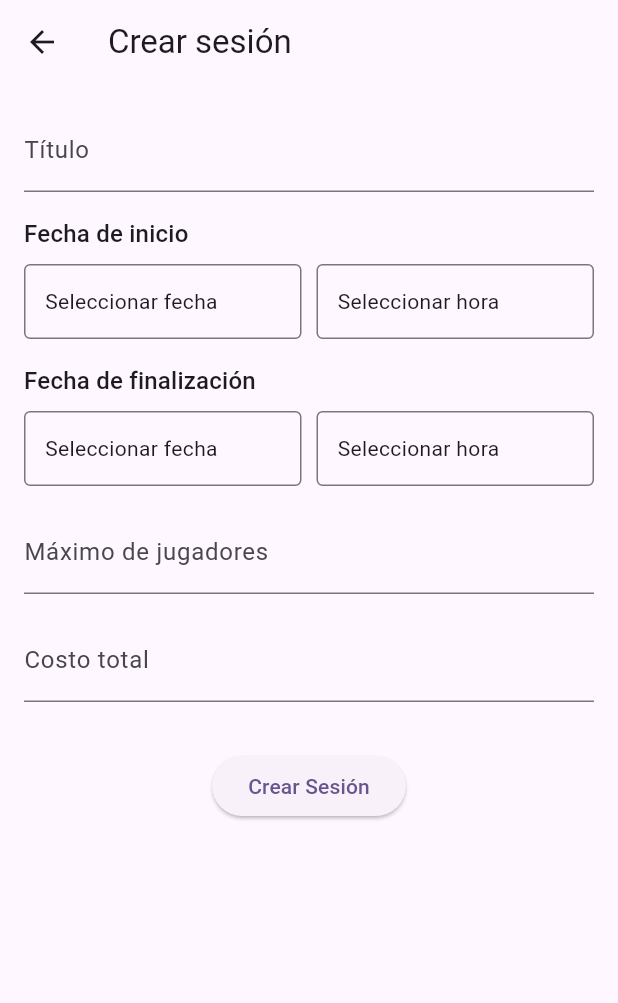
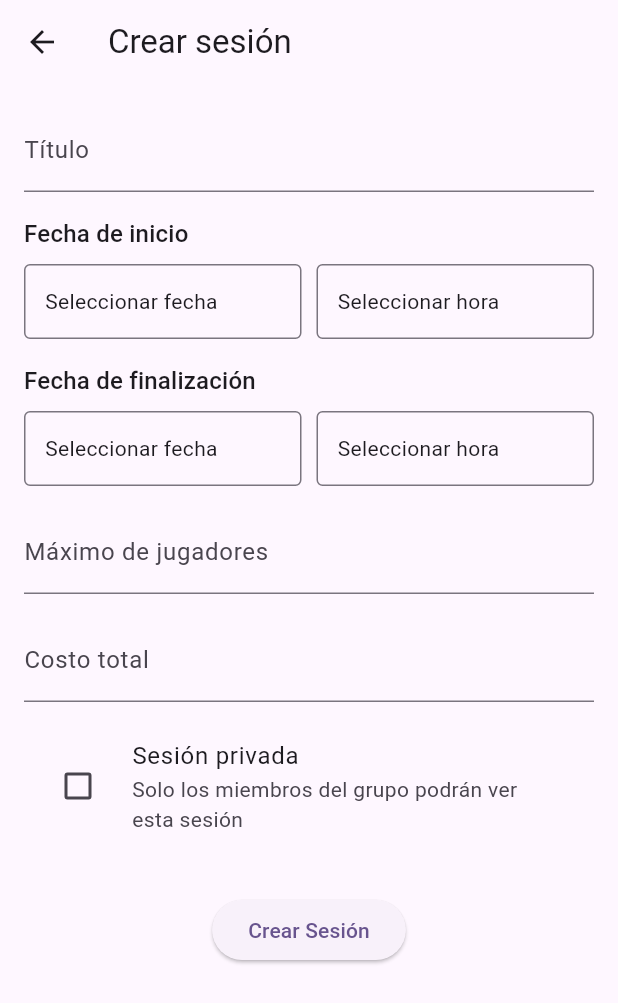
Before and after one commit to ricardocotillo/proplay, a Flutter app: the _CreateSessionContent screen opened directly with empty values, on a phone screen of 412 x 824 dp. Shown: the top 1003 px of the screen. Run offline on Flutter 3.47's test engine with Material 3 defaults, Android fonts, the phone set to English and light mode, and no system bars; our stand-ins replace bloc, cached_network_image, cloud_firestore, equatable, firebase_auth, firebase_core and 5 more; accounts and stored records are empty.

Commit message:
feat: add private session functionality and display public sessions to all users
- Added isPrivate field to SessionModel and SessionTemplateModel with default value false
- Added private session checkbox to CreateSessionScreen with explanatory subtitle
- Created getAllPublicSessions method to fetch non-private sessions from all groups
- Created getAllUpcomingSessions method to combine user's group sessions with public sessions
- Updated SessionBloc to use getAllUpcomingSessions instead of getUp

```diff
--- a/lib/bloc/session/session_bloc.dart
+++ b/lib/bloc/session/session_bloc.dart
@@ -51,7 +51,8 @@ class SessionBloc extends Bloc<SessionEvent, SessionState> {
   ) async {
     emit(SessionLoading());
     try {
-      final sessions = await _sessionService.getUpcomingSessionsForGroups(
+      // Get both user's group sessions and all public sessions
+      final sessions = await _sessionService.getAllUpcomingSessions(
         event.groupIds,
       );
       emit(SessionLoaded(sessions));
--- a/lib/models/session_template_model.dart
+++ b/lib/models/session_template_model.dart
@@ -12,6 +12,7 @@ class SessionTemplateModel extends Equatable {
   final int maxPlayers;
   final double totalCost;
   final double? costPerPlayer;
+  final bool isPrivate;
 
   const SessionTemplateModel({
     this.id,
@@ -24,6 +25,7 @@ class SessionTemplateModel extends Equatable {
     required this.maxPlayers,
     required this.totalCost,
     this.costPerPlayer,
+    this.isPrivate = false,
   });
 
   @override
@@ -38,6 +40,7 @@ class SessionTemplateModel extends Equatable {
     maxPlayers,
     totalCost,
     costPerPlayer,
+    isPrivate,
   ];
 
   SessionTemplateModel copyWith({
@@ -51,6 +54,7 @@ class SessionTemplateModel extends Equatable {
     int? maxPlayers,
     double? totalCost,
     double? costPerPlayer,
+    bool? isPrivate,
   }) {
     return SessionTemplateModel(
       id: id ?? this.id,
@@ -63,6 +67,7 @@ class SessionTemplateModel extends Equatable {
       maxPlayers: maxPlayers ?? this.maxPlayers,
       totalCost: totalCost ?? this.totalCost,
       costPerPlayer: costPerPlayer,
+      isPrivate: isPrivate ?? this.isPrivate,
     );
   }
 
@@ -77,6 +82,7 @@ class SessionTemplateModel extends Equatable {
       'maxPlayers': maxPlayers,
       'totalCost': totalCost,
       'costPerPlayer': costPerPlayer,
+      'isPrivate': isPrivate,
     };
   }
 
@@ -92,6 +98,7 @@ class SessionTemplateModel extends Equatable {
       maxPlayers: map['maxPlayers'] as int,
       totalCost: (map['totalCost'] as num).toDouble(),
       costPerPlayer: (map['costPerPlayer'] as num?)?.toDouble(),
+      isPrivate: map['isPrivate'] as bool? ?? false,
     );
   }
 }
--- a/lib/screens/create_session_screen.dart
+++ b/lib/screens/create_session_screen.dart
@@ -38,6 +38,7 @@ class _CreateSessionContentState extends State<_CreateSessionContent> {
   TimeOfDay? _eventTime;
   DateTime? _eventEndDate;
   TimeOfDay? _eventEndTime;
+  bool _isPrivate = false;
 
   @override
   void dispose() {
@@ -94,6 +95,7 @@ class _CreateSessionContentState extends State<_CreateSessionContent> {
         eventEndDate: Timestamp.fromDate(eventEndDateTime),
         maxPlayers: int.parse(_maxPlayersController.text),
         totalCost: double.parse(_totalCostController.text),
+        isPrivate: _isPrivate,
       );
 
       context.read<CreateSessionBloc>().add(CreateSessionTemplate(template));
@@ -168,6 +170,20 @@ class _CreateSessionContentState extends State<_CreateSessionContent> {
                   validator: (value) => value!.isEmpty
                       ? 'Por favor, ingresa el costo total'
                       : null,
+                ),
+                const SizedBox(height: 16),
+                CheckboxListTile(
+                  title: const Text('Sesión privada'),
+                  subtitle: const Text(
+                    'Solo los miembros del grupo podrán ver esta sesión',
+                  ),
+                  value: _isPrivate,
+                  onChanged: (value) {
+                    setState(() {
+                      _isPrivate = value ?? false;
+                    });
+                  },
+                  controlAffinity: ListTileControlAffinity.leading,
                 ),
                 const SizedBox(height: 32),
                 Center(
```
Also changed, not shown: lib/models/session_model.dart (+7 -0 lines), lib/screens/group_detail_screen.dart (+4 -3 lines), lib/services/session_service.dart (+71 -0 lines).
